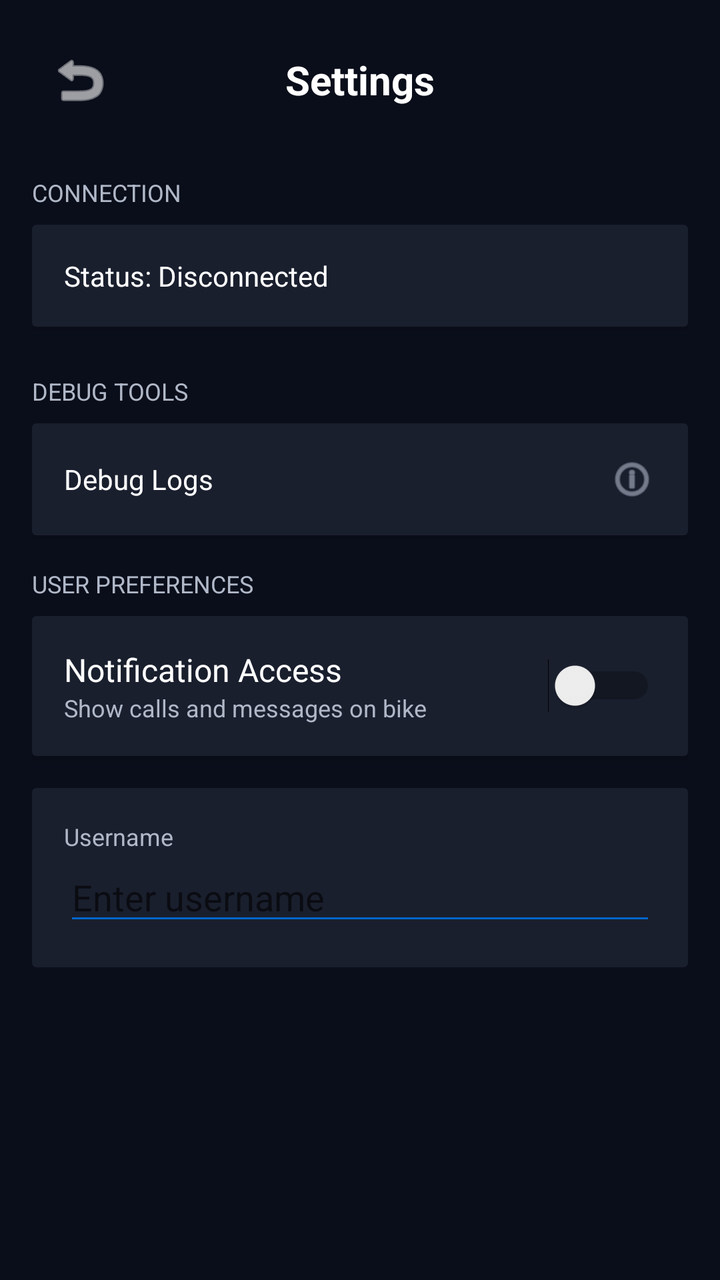
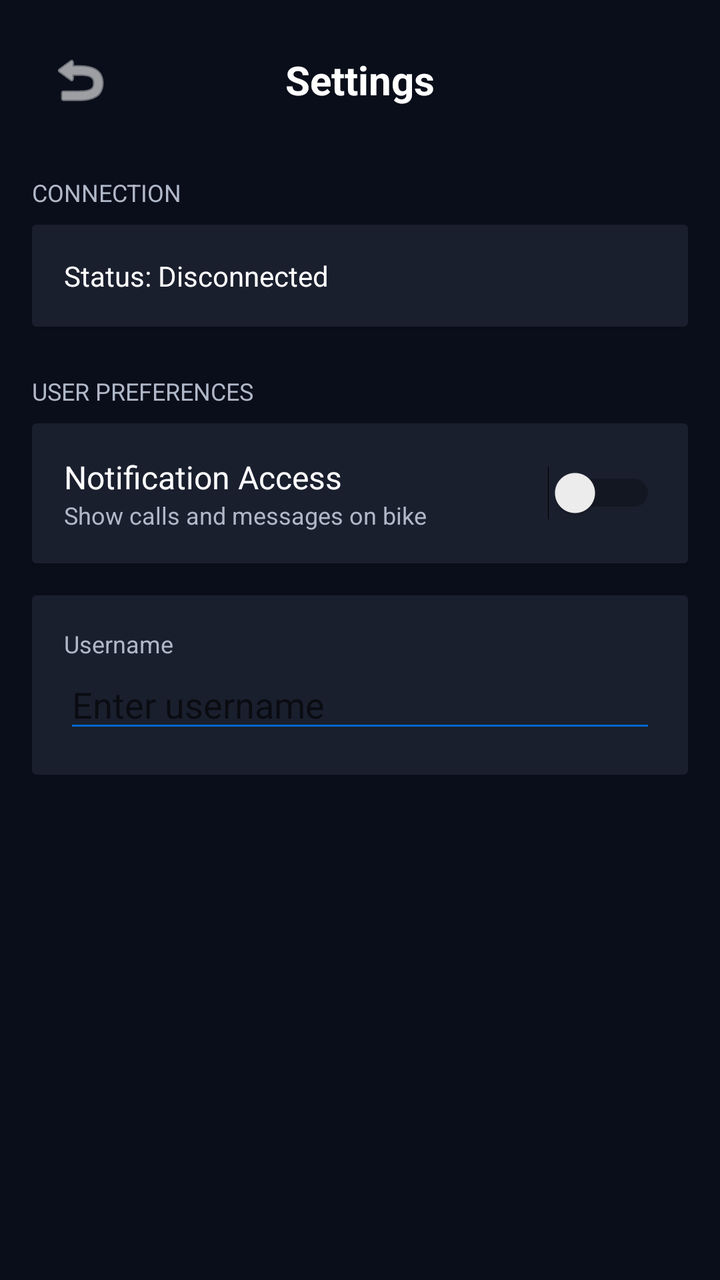

Two renders of the same Android screen: before a commit and after it. Below are the layout's source before the change and the commit's diff.
<!-- AndroidManifest.xml: activity theme AppTheme -->
<!-- res/layout/activity_settings.xml -->
<?xml version="1.0" encoding="utf-8"?>
<LinearLayout xmlns:android="http://schemas.android.com/apk/res/android"
    android:layout_width="match_parent"
    android:layout_height="match_parent"
    android:orientation="vertical"
    android:background="@color/background_primary"
    android:padding="16dp">

    <RelativeLayout
        android:layout_width="match_parent"
        android:layout_height="wrap_content"
        android:layout_marginBottom="24dp">

        <ImageButton
            android:id="@+id/btnBack"
            android:layout_width="48dp"
            android:layout_height="48dp"
            android:background="?attr/selectableItemBackgroundBorderless"
            android:src="@android:drawable/ic_menu_revert"
            android:tint="@color/text_primary"
            android:layout_alignParentStart="true"
            android:layout_centerVertical="true" />

        <TextView
            android:layout_width="wrap_content"
            android:layout_height="wrap_content"
            android:text="Settings"
            android:textColor="@color/text_primary"
            android:textSize="20sp"
            android:textStyle="bold"
            android:layout_centerInParent="true" />
    </RelativeLayout>

    <ScrollView
        android:layout_width="match_parent"
        android:layout_height="0dp"
        android:layout_weight="1">

        <LinearLayout
            android:layout_width="match_parent"
            android:layout_height="wrap_content"
            android:orientation="vertical">

            
            <TextView
                android:layout_width="wrap_content"
                android:layout_height="wrap_content"
                android:text="CONNECTION"
                android:textColor="@color/text_secondary"
                android:textSize="12sp"
                android:layout_marginBottom="8dp" />

            <androidx.cardview.widget.CardView
                android:layout_width="match_parent"
                android:layout_height="wrap_content"
                android:layout_marginBottom="24dp"
                android:backgroundTint="@color/background_secondary"
                style="@style/GlassCard">

                <LinearLayout
                    android:layout_width="match_parent"
                    android:layout_height="wrap_content"
                    android:orientation="vertical"
                    android:padding="16dp">

                    <TextView
                        android:id="@+id/tvSettingsStatus"
                        android:layout_width="match_parent"
                        android:layout_height="wrap_content"
                        android:text="Status: Disconnected"
                        android:textColor="@color/text_primary" />

                    <Button
                        android:id="@+id/btnDisconnectSettings"
                        android:layout_width="match_parent"
                        android:layout_height="wrap_content"
                        android:text="Disconnect"
                        android:layout_marginTop="8dp"
                        android:visibility="gone" />
                </LinearLayout>
            </androidx.cardview.widget.CardView>

            
            <TextView
                android:layout_width="wrap_content"
                android:layout_height="wrap_content"
                android:text="DEBUG TOOLS"
                android:textColor="@color/text_secondary"
                android:textSize="12sp"
                android:layout_marginBottom="8dp" />

            <androidx.cardview.widget.CardView
                android:id="@+id/cardDebugLogs"
                android:layout_width="match_parent"
                android:layout_height="wrap_content"
                android:layout_marginBottom="16dp"
                android:backgroundTint="@color/background_secondary"
                android:foreground="?attr/selectableItemBackground"
                style="@style/GlassCard">

                <LinearLayout
                    android:layout_width="match_parent"
                    android:layout_height="wrap_content"
                    android:orientation="horizontal"
                    android:padding="16dp"
                    android:gravity="center_vertical">

                    <TextView
                        android:layout_width="0dp"
                        android:layout_height="wrap_content"
                        android:layout_weight="1"
                        android:text="Debug Logs"
                        android:textColor="@color/text_primary" />

                    <ImageView
                        android:layout_width="24dp"
                        android:layout_height="24dp"
                        android:src="@android:drawable/ic_menu_info_details"
                        android:tint="@color/text_secondary" />
                </LinearLayout>
            </androidx.cardview.widget.CardView>

            
            <TextView
                android:layout_width="wrap_content"
                android:layout_height="wrap_content"
                android:text="USER PREFERENCES"
                android:textColor="@color/text_secondary"
                android:textSize="12sp"
                android:layout_marginBottom="8dp" />

            <androidx.cardview.widget.CardView
                android:layout_width="match_parent"
                android:layout_height="wrap_content"
                android:layout_marginBottom="16dp"
                android:backgroundTint="@color/background_secondary"
                style="@style/GlassCard">

                <LinearLayout
                    android:layout_width="match_parent"
                    android:layout_height="wrap_content"
                    android:orientation="horizontal"
                    android:padding="16dp"
                    android:gravity="center_vertical">
                    
                    <LinearLayout
                        android:layout_width="0dp"
                        android:layout_height="wrap_content"
                        android:layout_weight="1"
                        android:orientation="vertical">
                        
                        <TextView
                            android:layout_width="match_parent"
                            android:layout_height="wrap_content"
                            android:text="Notification Access"
                            android:textColor="@color/text_primary"
                            android:textSize="16sp" />
                            
                        <TextView
                            android:layout_width="match_parent"
                            android:layout_height="wrap_content"
                            android:text="Show calls and messages on bike"
                            android:textColor="@color/text_secondary"
                            android:textSize="12sp" />
                    </LinearLayout>

                    <Switch
                        android:id="@+id/switchNotifications"
                        android:layout_width="wrap_content"
                        android:layout_height="wrap_content" />
                </LinearLayout>
            </androidx.cardview.widget.CardView>

            <androidx.cardview.widget.CardView
                android:layout_width="match_parent"
                android:layout_height="wrap_content"
                android:backgroundTint="@color/background_secondary"
                style="@style/GlassCard">

                <LinearLayout
                    android:layout_width="match_parent"
                    android:layout_height="wrap_content"
                    android:orientation="vertical"
                    android:padding="16dp">

                    <TextView
                        android:layout_width="wrap_content"
                        android:layout_height="wrap_content"
                        android:text="Username"
                        android:textColor="@color/text_secondary"
                        android:textSize="12sp" />

                    <EditText
                        android:id="@+id/etUsernameSettings"
                        android:layout_width="match_parent"
                        android:layout_height="wrap_content"
                        android:hint="Enter username"
                        android:textColor="@color/text_primary"
                        android:backgroundTint="@color/accent_blue" />
                </LinearLayout>
            </androidx.cardview.widget.CardView>

        </LinearLayout>
    </ScrollView>

</LinearLayout>
<!-- resources referenced by this layout -->
<resources>
  <color name="accent_blue">#0066CC</color>
  <color name="background_primary">#0A0E1A</color>
  <color name="background_secondary">#1A1F2E</color>
  <color name="text_primary">#FFFFFF</color>
  <color name="text_secondary">#B0B8C8</color>
  <style name="GlassCard">
          <item name="android:background">@drawable/card_background</item>
          <item name="android:elevation">8dp</item>
      </style>
  <style name="AppTheme" parent="Theme.MaterialComponents.DayNight.NoActionBar">
          <item name="colorPrimary">@color/accent_blue</item>
          <item name="colorPrimaryDark">@color/background_primary</item>
          <item name="colorAccent">@color/accent_blue_light</item>
          <item name="android:windowBackground">@color/background_primary</item>
          <item name="android:statusBarColor">@color/background_primary</item>
          <item name="android:navigationBarColor">@color/background_primary</item>
          <item name="bottomSheetDialogTheme">@style/CustomBottomSheetDialog</item>
      </style>
  <!-- drawable card_background (drawable) -->
  <?xml version="1.0" encoding="utf-8"?>
  <shape xmlns:android="http://schemas.android.com/apk/res/android"
      android:shape="rectangle">
      
      
      <gradient
          android:angle="135"
          android:startColor="#4D2A2F3E"
          android:centerColor="#662A2F3E"
          android:endColor="#4D1A1F2E"
          android:type="linear" />
      
      
      <stroke
          android:width="1dp"
          android:color="@color/glass_border" />
      
      
      <corners android:radius="24dp" />
  </shape>
  <color name="accent_blue_light">#3399FF</color>
  <style name="CustomBottomSheetDialog" parent="Theme.Design.Light.BottomSheetDialog">
          <item name="bottomSheetStyle">@style/CustomBottomSheetStyle</item>
      </style>
  <color name="glass_border">#4DFFFFFF</color>
  <style name="CustomBottomSheetStyle" parent="Widget.Design.BottomSheet.Modal">
          <item name="android:background">@android:color/transparent</item>
      </style>
</resources>

<!-- the commit's change to res/layout/activity_settings.xml (unified diff, before → after) -->
@@ -79,47 +79,6 @@
                         android:visibility="gone" />
                 </LinearLayout>
             </androidx.cardview.widget.CardView>
-
-            
-            <TextView
-                android:layout_width="wrap_content"
-                android:layout_height="wrap_content"
-                android:text="DEBUG TOOLS"
-                android:textColor="@color/text_secondary"
-                android:textSize="12sp"
-                android:layout_marginBottom="8dp" />
-
-            <androidx.cardview.widget.CardView
-                android:id="@+id/cardDebugLogs"
-                android:layout_width="match_parent"
-                android:layout_height="wrap_content"
-                android:layout_marginBottom="16dp"
-                android:backgroundTint="@color/background_secondary"
-                android:foreground="?attr/selectableItemBackground"
-                style="@style/GlassCard">
-
-                <LinearLayout
-                    android:layout_width="match_parent"
-                    android:layout_height="wrap_content"
-                    android:orientation="horizontal"
-                    android:padding="16dp"
-                    android:gravity="center_vertical">
-
-                    <TextView
-                        android:layout_width="0dp"
-                        android:layout_height="wrap_content"
-                        android:layout_weight="1"
-                        android:text="Debug Logs"
-                        android:textColor="@color/text_primary" />
-
-                    <ImageView
-                        android:layout_width="24dp"
-                        android:layout_height="24dp"
-                        android:src="@android:drawable/ic_menu_info_details"
-                        android:tint="@color/text_secondary" />
-                </LinearLayout>
-            </androidx.cardview.widget.CardView>
-
             
             <TextView
                 android:layout_width="wrap_content"
